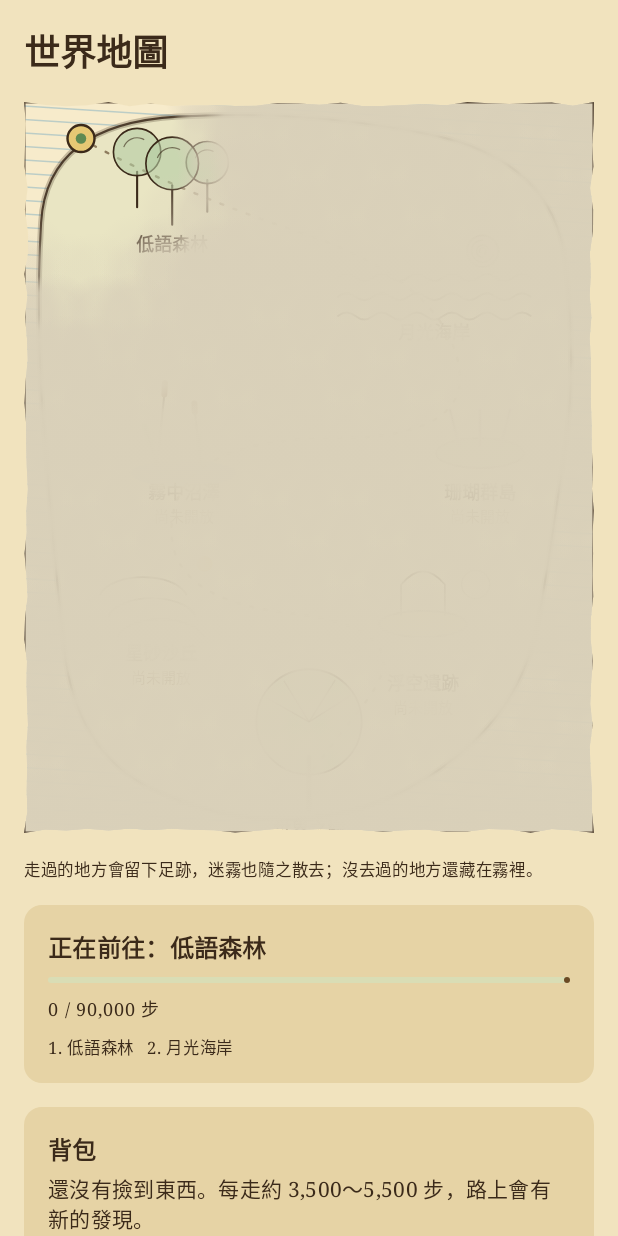
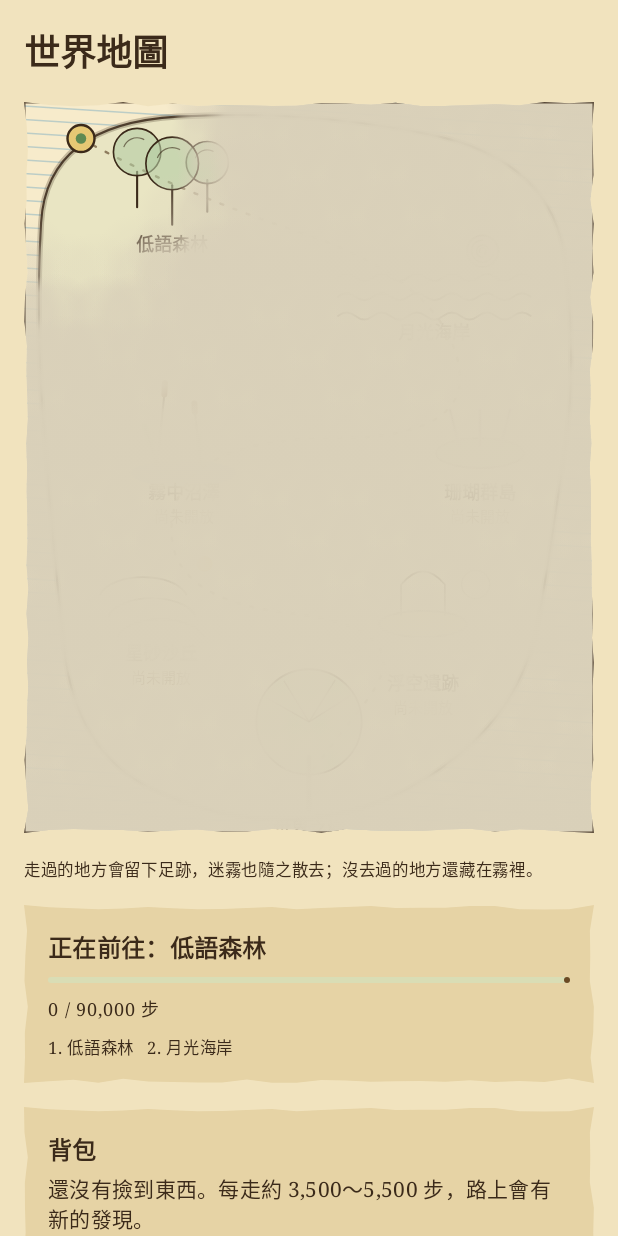
Before and after one commit to LiSh-chen/ForClaude2, an Android app built with Jetpack Compose: the composable JourneyScreen shown on its own in the app's theme, on a phone screen of 412 x 824 dp. Run offline under Robolectric (Android 15) with nearby library versions, the phone set to English and light mode, and no system bars; our stand-ins replace Room's generated code.

Commit message:
android: make TornShape a CornerBasedShape so Material Shapes accepts it
Co-Authored-By: Claude Sonnet 5.5 <noreply@anthropic.com>
Claude-Session: https://claude.ai/code/session_01JdnZfnnjZFpnoB4FAXAtKB

```diff
--- a/android/app/src/main/kotlin/com/starmist/walker/ui/Theme.kt
+++ b/android/app/src/main/kotlin/com/starmist/walker/ui/Theme.kt
@@ -1,5 +1,6 @@
 package com.starmist.walker.ui
 
+import androidx.compose.foundation.shape.CornerBasedShape
 import androidx.compose.foundation.shape.CornerSize
 import androidx.compose.material3.MaterialTheme
 import androidx.compose.material3.Shapes
@@ -14,7 +15,6 @@ import androidx.compose.ui.graphics.Brush
 import androidx.compose.ui.graphics.Color
 import androidx.compose.ui.graphics.Outline
 import androidx.compose.ui.graphics.Path
-import androidx.compose.ui.graphics.Shape
 import androidx.compose.ui.text.TextStyle
 import androidx.compose.ui.text.font.FontFamily
 import androidx.compose.ui.unit.Density
@@ -81,11 +81,24 @@ private val typography = Typography().let {
     )
 }
 
-/** A rectangle whose edges are slightly ragged, like a torn scrap of paper. Same seed, same tear. */
-class TornShape(private val seed: Int, private val jag: Dp) : Shape {
-    override fun createOutline(size: Size, layoutDirection: LayoutDirection, density: Density): Outline {
-        val amplitude = with(density) { jag.toPx() }
-        val spacing = with(density) { 14.dp.toPx() }
+/**
+ * A rectangle whose edges are slightly ragged, like a torn scrap of paper. Same seed, same tear.
+ * Material's [Shapes] only accepts corner-based shapes, so the "corner size" is used as the depth of
+ * the tear.
+ */
+class TornShape(private val seed: Int, jag: CornerSize) : CornerBasedShape(jag, jag, jag, jag) {
+    constructor(seed: Int, jag: Dp) : this(seed, CornerSize(jag))
+
+    override fun createOutline(
+        size: Size,
+        topStart: Float,
+        topEnd: Float,
+        bottomEnd: Float,
+        bottomStart: Float,
+        layoutDirection: LayoutDirection,
+    ): Outline {
+        val amplitude = topStart
+        val spacing = (amplitude * 4.5f).coerceAtLeast(24f)
         val random = Random(seed)
         val path = Path()
         val corners = listOf(
@@ -98,6 +111,7 @@ class TornShape(private val seed: Int, private val jag: Dp) : Shape {
             val dx = to.x - from.x
             val dy = to.y - from.y
             val length = hypot(dx, dy)
+            if (length > 0f) {
                 val parts = (length / spacing).toInt().coerceAtLeast(1)
                 // Clockwise edges: the inward normal is the direction rotated a quarter turn.
                 val nx = -dy / length
@@ -107,11 +121,15 @@ class TornShape(private val seed: Int, private val jag: Dp) : Shape {
                     val bite = random.nextFloat() * amplitude
                     path.lineTo(from.x + dx * t + nx * bite, from.y + dy * t + ny * bite)
                 }
+            }
             path.lineTo(to.x, to.y)
         }
         path.close()
         return Outline.Generic(path)
     }
+
+    override fun copy(topStart: CornerSize, topEnd: CornerSize, bottomEnd: CornerSize, bottomStart: CornerSize): CornerBasedShape =
+        TornShape(seed, topStart)
 }
 
 private val shapes = Shapes(
```
Lines whose indentation alone changed are shown as unchanged.
